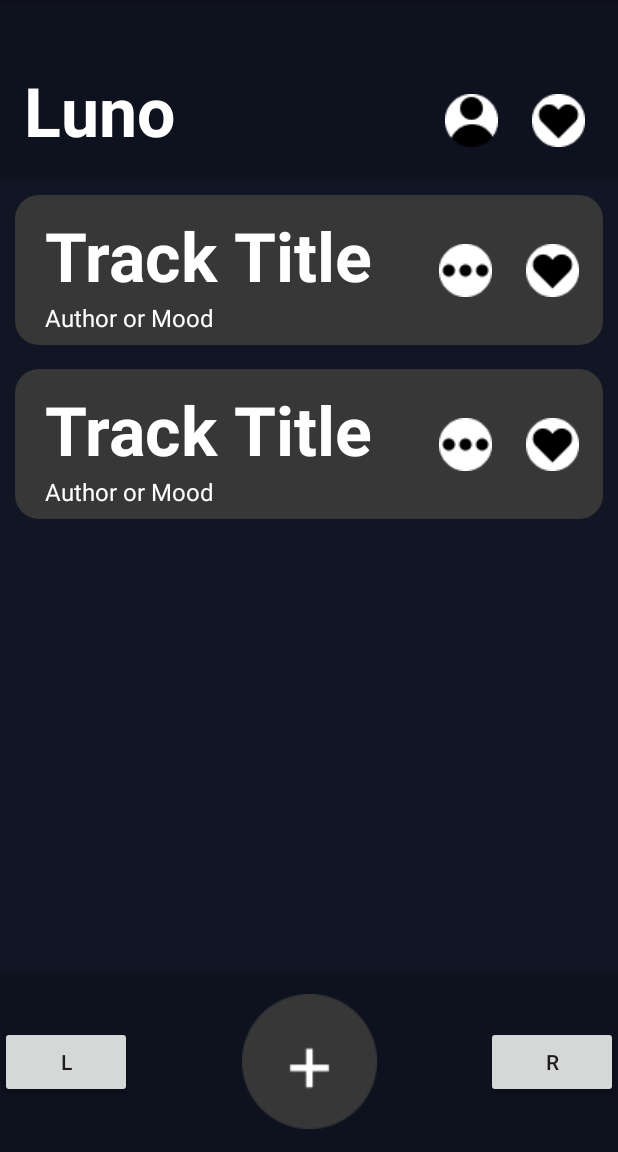
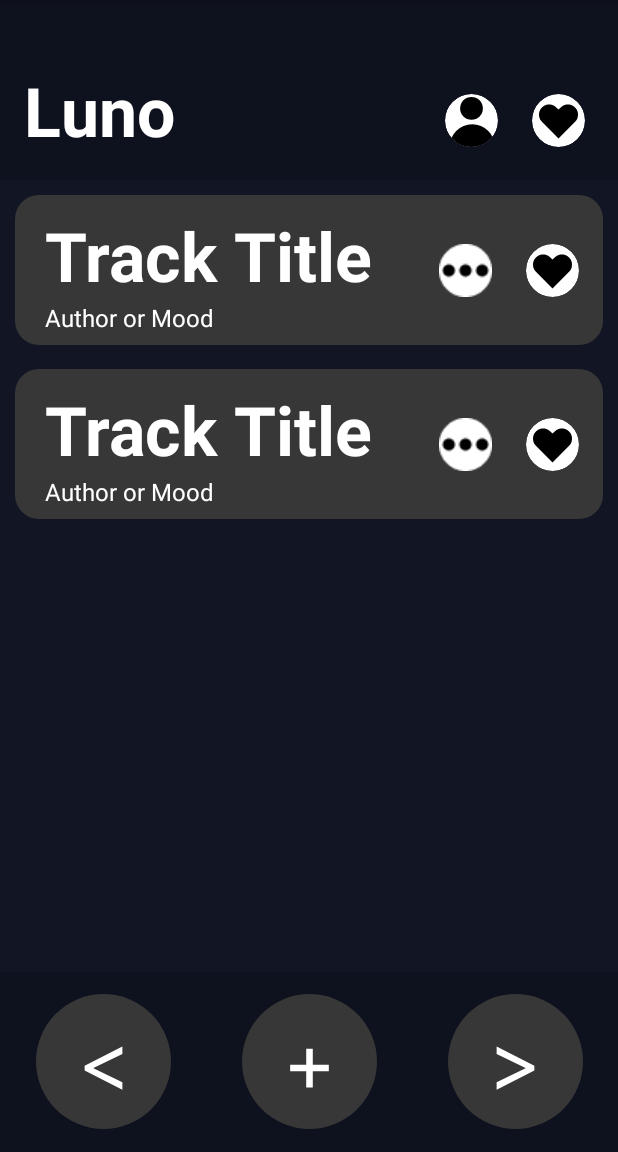
Before and after one commit to equa-tory/Android-Music-Recomendation, an Android app: the MainActivity screen opened directly, with no data from a screen before it, on a phone screen of 412 x 824 dp, the part 84-1236 px from its top. Run offline under Robolectric (Android 15) with nearby library versions, the light colour scheme and no system bars; 1 statement that could not run was skipped.

Commit message:
1.5 fixes

```diff
--- a/app/src/main/java/com/example/test01/MainActivity.java
+++ b/app/src/main/java/com/example/test01/MainActivity.java
@@ -29,12 +29,13 @@
 
 public class MainActivity extends AppCompatActivity {
 
+    private String serverAdress = "http://10.0.2.2:8000/";
     public static int savedPage = 1;
     int currentPage = 1;
     int totalPages = 1;
     final int limit = 5;
-    Button prevBtn;
-    Button nextBtn;
+    ImageButton prevBtn;
+    ImageButton nextBtn;
     LinearLayout trackContainer;
     LayoutInflater inflater;
     Retrofit retrofit;
@@ -258,7 +259,7 @@
     }
     public void SubmitUser(View v){
         Retrofit retrofit = new Retrofit.Builder()
-                .baseUrl("http://10.0.2.2:8000/")
+                .baseUrl(serverAdress)
                 .addConverterFactory(GsonConverterFactory.create())
                 .build();
 
--- /dev/null
+++ b/app/src/main/res/drawable/confirm.xml
@@ -0,0 +1,12 @@
+<vector xmlns:android="http://schemas.android.com/apk/res/android"
+    android:width="90dp"
+    android:height="90dp"
+    android:viewportWidth="90"
+    android:viewportHeight="90">
+  <path
+      android:pathData="M45,0L45,0A45,45 0,0 1,90 45L90,45A45,45 0,0 1,45 90L45,90A45,45 0,0 1,0 45L0,45A45,45 0,0 1,45 0z"
+      android:fillColor="#373737"/>
+  <path
+      android:pathData="M26.714,46.953L29.683,43.906L39.995,54.063L61.323,32.813L64.37,35.859L39.995,60.156L26.714,46.953Z"
+      android:fillColor="#ffffff"/>
+</vector>
--- /dev/null
+++ b/app/src/main/res/drawable/gradient_footer.xml
@@ -0,0 +1,8 @@
+<?xml version="1.0" encoding="utf-8"?>
+<shape xmlns:android="http://schemas.android.com/apk/res/android">
+    <gradient
+        android:angle="270"
+        android:startColor="#00000011"
+        android:endColor="#00000000"
+        android:type="linear"/>
+</shape>
--- /dev/null
+++ b/app/src/main/res/drawable/left.xml
@@ -0,0 +1,12 @@
+<vector xmlns:android="http://schemas.android.com/apk/res/android"
+    android:width="90dp"
+    android:height="90dp"
+    android:viewportWidth="90"
+    android:viewportHeight="90">
+  <path
+      android:pathData="M45,0L45,0A45,45 0,0 1,90 45L90,45A45,45 0,0 1,45 90L45,90A45,45 0,0 1,0 45L0,45A45,45 0,0 1,45 0z"
+      android:fillColor="#373737"/>
+  <path
+      android:pathData="M32.419,50.938V47.813L57.576,35V40L38.279,49.297L38.435,48.984V49.766L38.279,49.453L57.576,58.75V63.75L32.419,50.938Z"
+      android:fillColor="#ffffff"/>
+</vector>
--- /dev/null
+++ b/app/src/main/res/drawable/like.xml
@@ -0,0 +1,16 @@
+<vector xmlns:android="http://schemas.android.com/apk/res/android"
+    android:width="35dp"
+    android:height="35dp"
+    android:viewportWidth="35"
+    android:viewportHeight="35">
+  <group>
+    <clip-path
+        android:pathData="M17.5,0L17.5,0A17.5,17.5 0,0 1,35 17.5L35,17.5A17.5,17.5 0,0 1,17.5 35L17.5,35A17.5,17.5 0,0 1,0 17.5L0,17.5A17.5,17.5 0,0 1,17.5 0z"/>
+    <path
+        android:pathData="M17.5,0L17.5,0A17.5,17.5 0,0 1,35 17.5L35,17.5A17.5,17.5 0,0 1,17.5 35L17.5,35A17.5,17.5 0,0 1,0 17.5L0,17.5A17.5,17.5 0,0 1,17.5 0z"
+        android:fillColor="#ffffff"/>
+    <path
+        android:pathData="M17.504,29.341L6.552,18.389C5.679,17.516 5.096,16.5 4.805,15.342C4.521,14.185 4.525,13.034 4.816,11.891C5.107,10.74 5.686,9.739 6.552,8.886C7.44,8.013 8.452,7.434 9.589,7.15C10.732,6.859 11.872,6.859 13.008,7.15C14.152,7.441 15.167,8.02 16.055,8.886L17.504,10.293L18.953,8.886C19.848,8.02 20.863,7.441 22,7.15C23.136,6.859 24.272,6.859 25.409,7.15C26.552,7.434 27.568,8.013 28.456,8.886C29.322,9.739 29.901,10.74 30.192,11.891C30.483,13.034 30.483,14.185 30.192,15.342C29.908,16.5 29.329,17.516 28.456,18.389L17.504,29.341Z"
+        android:fillColor="#000000"/>
+  </group>
+</vector>
--- /dev/null
+++ b/app/src/main/res/drawable/plus.xml
@@ -0,0 +1,12 @@
+<vector xmlns:android="http://schemas.android.com/apk/res/android"
+    android:width="90dp"
+    android:height="90dp"
+    android:viewportWidth="90"
+    android:viewportHeight="90">
+  <path
+      android:pathData="M45,0L45,0A45,45 0,0 1,90 45L90,45A45,45 0,0 1,45 90L45,90A45,45 0,0 1,0 45L0,45A45,45 0,0 1,45 0z"
+      android:fillColor="#373737"/>
+  <path
+      android:pathData="M42.81,62.266V36.484H47.185V62.266H42.81ZM32.107,51.563V47.188H57.888V51.563H32.107Z"
+      android:fillColor="#ffffff"/>
+</vector>
--- /dev/null
+++ b/app/src/main/res/drawable/profile.xml
@@ -0,0 +1,19 @@
+<vector xmlns:android="http://schemas.android.com/apk/res/android"
+    android:width="35dp"
+    android:height="35dp"
+    android:viewportWidth="35"
+    android:viewportHeight="35">
+  <group>
+    <clip-path
+        android:pathData="M17.5,0L17.5,0A17.5,17.5 0,0 1,35 17.5L35,17.5A17.5,17.5 0,0 1,17.5 35L17.5,35A17.5,17.5 0,0 1,0 17.5L0,17.5A17.5,17.5 0,0 1,17.5 0z"/>
+    <path
+        android:pathData="M17.5,0L17.5,0A17.5,17.5 0,0 1,35 17.5L35,17.5A17.5,17.5 0,0 1,17.5 35L17.5,35A17.5,17.5 0,0 1,0 17.5L0,17.5A17.5,17.5 0,0 1,17.5 0z"
+        android:fillColor="#ffffff"/>
+    <path
+        android:pathData="M18,35m-15,0a15,15 0,1 1,30 0a15,15 0,1 1,-30 0"
+        android:fillColor="#000000"/>
+    <path
+        android:pathData="M17.5,9.5m-7.5,0a7.5,7.5 0,1 1,15 0a7.5,7.5 0,1 1,-15 0"
+        android:fillColor="#000000"/>
+  </group>
+</vector>
--- /dev/null
+++ b/app/src/main/res/drawable/right.xml
@@ -0,0 +1,12 @@
+<vector xmlns:android="http://schemas.android.com/apk/res/android"
+    android:width="90dp"
+    android:height="90dp"
+    android:viewportWidth="90"
+    android:viewportHeight="90">
+  <path
+      android:pathData="M45,0L45,0A45,45 0,0 1,90 45L90,45A45,45 0,0 1,45 90L45,90A45,45 0,0 1,0 45L0,45A45,45 0,0 1,45 0z"
+      android:fillColor="#373737"/>
+  <path
+      android:pathData="M57.576,50.938L32.419,63.75V58.75L51.716,49.453L51.56,49.766V48.984L51.716,49.297L32.419,40V35L57.576,47.813V50.938Z"
+      android:fillColor="#ffffff"/>
+</vector>
--- a/app/src/main/res/layout/activity_add.xml
+++ b/app/src/main/res/layout/activity_add.xml
@@ -109,7 +109,7 @@
                 android:background="#00000000"
                 android:contentDescription="-"
                 android:onClick="SubmitTrack"
-                app:srcCompat="@drawable/rectangle_2" />
+                app:srcCompat="@drawable/confirm" />
         </LinearLayout>
     </LinearLayout>
 
--- a/app/src/main/res/layout/activity_login.xml
+++ b/app/src/main/res/layout/activity_login.xml
@@ -96,7 +96,7 @@
                 android:background="#00000000"
                 android:contentDescription="-"
                 android:onClick="SubmitUser"
-                app:srcCompat="@drawable/rectangle_2" />
+                app:srcCompat="@drawable/confirm" />
 
 <!--            <Button-->
 <!--                android:id="@+id/next_button"-->
--- a/app/src/main/res/layout/activity_main.xml
+++ b/app/src/main/res/layout/activity_main.xml
@@ -83,11 +83,17 @@
             android:gravity="center"
             android:background="@color/d02">
 
-            <Button
+
+
+            <ImageButton
                 android:id="@+id/prev_button"
                 android:layout_width="wrap_content"
                 android:layout_height="wrap_content"
-                android:text="l" />
+                android:layout_weight="1"
+                android:background="#00000000"
+                android:contentDescription="-"
+                android:onClick="ActivityToAdd"
+                app:srcCompat="@drawable/left" />
 
             <ImageButton
                 android:id="@+id/add_button"
@@ -97,13 +103,17 @@
                 android:background="#00000000"
                 android:contentDescription="-"
                 android:onClick="ActivityToAdd"
-                app:srcCompat="@drawable/rectangle_1" />
+                app:srcCompat="@drawable/plus" />
 
-            <Button
+            <ImageButton
                 android:id="@+id/next_button"
                 android:layout_width="wrap_content"
                 android:layout_height="wrap_content"
-                android:text="r" />
+                android:layout_weight="1"
+                android:background="#00000000"
+                android:contentDescription="-"
+                android:onClick="ActivityToAdd"
+                app:srcCompat="@drawable/right" />
         </LinearLayout>
     </LinearLayout>
 
```
Also changed, not shown: app/src/main/res/drawable/like.png (deleted), app/src/main/res/drawable/profile.png (deleted), 5 other files.
